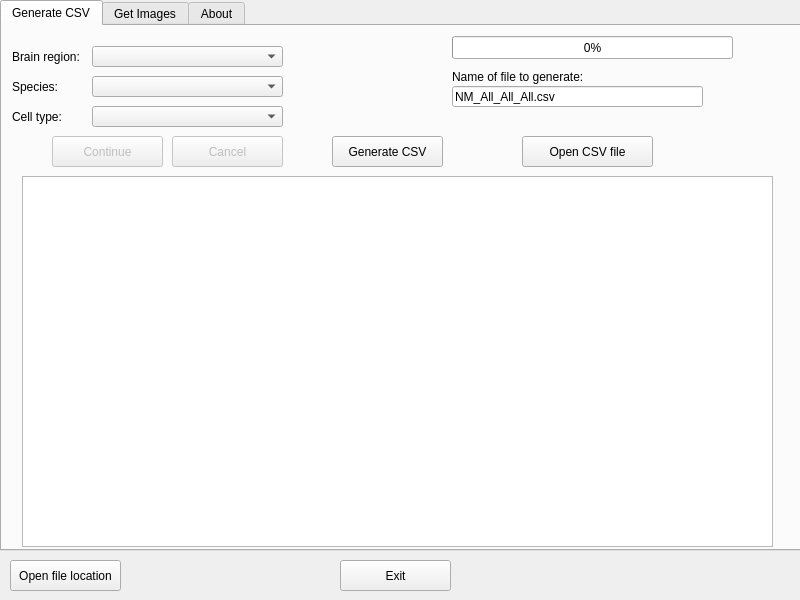
This is qtgui.ui in izaletel/NeuroMorpho-Access-Tool as Qt 5 draws it before an edit. The edited form follows.
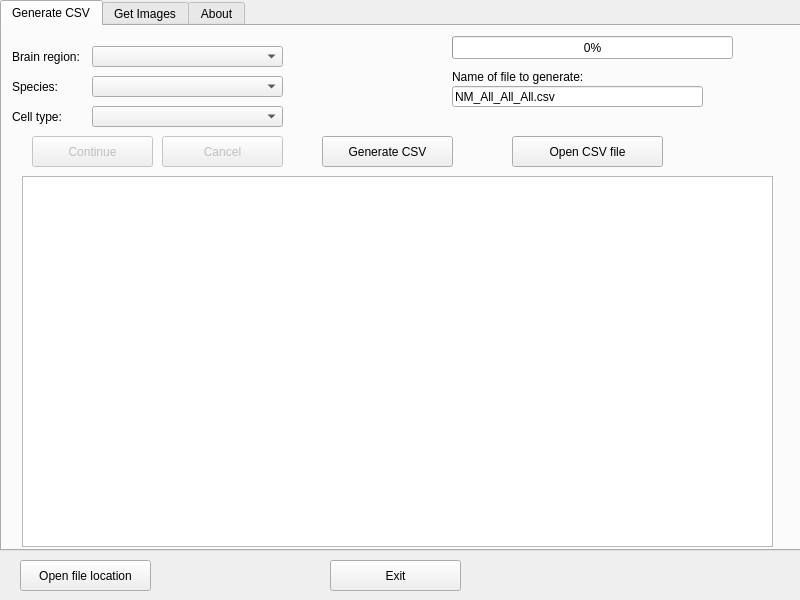
This is the edited form.

Diff of the .ui file:
```diff
--- a/qtgui.ui
+++ b/qtgui.ui
@@ -131,9 +131,9 @@
      <widget class="QPushButton" name="acq_button">
       <property name="geometry">
        <rect>
-        <x>330</x>
+        <x>320</x>
         <y>110</y>
-        <width>111</width>
+        <width>131</width>
         <height>31</height>
        </rect>
       </property>
@@ -173,9 +173,9 @@
      <widget class="QPushButton" name="open_csv_file_button">
       <property name="geometry">
        <rect>
-        <x>520</x>
+        <x>510</x>
         <y>110</y>
-        <width>131</width>
+        <width>151</width>
         <height>31</height>
        </rect>
       </property>
@@ -189,9 +189,9 @@
       </property>
       <property name="geometry">
        <rect>
-        <x>50</x>
+        <x>30</x>
         <y>110</y>
-        <width>111</width>
+        <width>121</width>
         <height>31</height>
        </rect>
       </property>
@@ -205,9 +205,9 @@
       </property>
       <property name="geometry">
        <rect>
-        <x>170</x>
+        <x>160</x>
         <y>110</y>
-        <width>111</width>
+        <width>121</width>
         <height>31</height>
        </rect>
       </property>
@@ -334,9 +334,9 @@
    <widget class="QPushButton" name="exit_button">
     <property name="geometry">
      <rect>
-      <x>340</x>
+      <x>330</x>
       <y>560</y>
-      <width>111</width>
+      <width>131</width>
       <height>31</height>
      </rect>
     </property>
@@ -347,9 +347,9 @@
    <widget class="QPushButton" name="open_file_location_button">
     <property name="geometry">
      <rect>
-      <x>10</x>
+      <x>20</x>
       <y>560</y>
-      <width>111</width>
+      <width>131</width>
       <height>31</height>
      </rect>
     </property>
```
Left out of the diff: 12 changed lines with no effect on the pictures.
